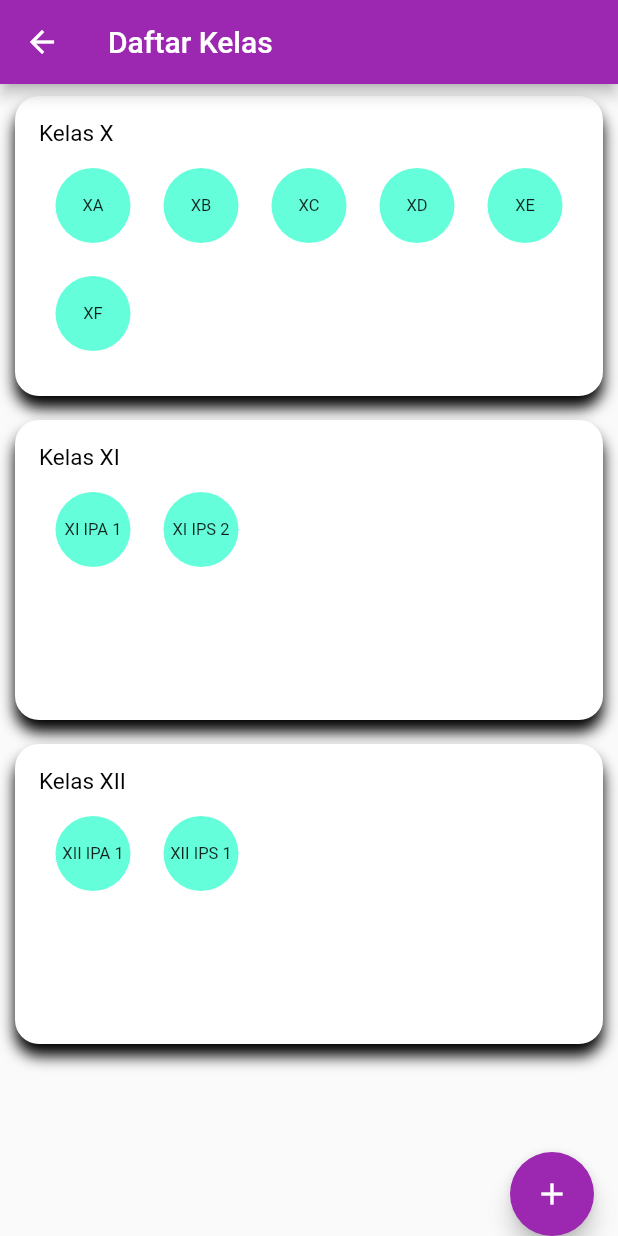
After one commit to Elvian-DissoLver/bwa_learning, a Flutter app: the ClassList screen opened by its route, on a phone screen of 412 x 824 dp. The commit adds this screen. Run offline on Flutter 3.47's test engine with Material 2 defaults, Android fonts, the phone set to English and light mode, and no system bars; our stand-ins replace flutter_svg, font_awesome_flutter; network calls fail; Roboto replaces fonts that are missing (ZillaSlab).

```diff
--- a/lib/models/Kelas.dart
+++ b/lib/models/Kelas.dart
@@ -1,14 +1,16 @@
 import 'package:flutter/cupertino.dart';
 
 class Kelas {
-  String id;
+  String idKelas;
   String className;
   int level ;
+  String idInstitution;
 
   Kelas({
-    @required this.id,
+    @required this.idKelas,
     @required this.className,
     this.level,
+    this.idInstitution
   });
 
 }
--- /dev/null
+++ b/lib/pages/admin/class_list/ClassList.dart
@@ -0,0 +1,128 @@
+import 'package:bwa_learning/scoped_models/AppModel.dart';
+import 'package:bwa_learning/models/Kelas.dart';
+import 'package:bwa_learning/widgets/class/ClassListView.dart';
+import 'package:flutter/material.dart';
+import 'package:scoped_model/scoped_model.dart';
+
+class ClassList extends StatefulWidget {
+  @override
+  State<StatefulWidget> createState() {
+    return _ClassListState();
+  }
+}
+
+class _ClassListState extends State<ClassList> {
+  List<Kelas> kelas = [];
+
+  @override
+  void initState() {
+    setState(() {
+      kelas = [
+        Kelas(
+          idKelas: '1',
+          className: 'XA',
+          level: 0,
+          idInstitution: '001'
+        ),
+        Kelas(
+          idKelas: '2',
+          className: 'XB',
+          level: 0,
+            idInstitution: '001'
+        ),
+        Kelas(
+          idKelas: '3',
+          className: 'XC',
+          level: 0,
+          idInstitution: '001'
+        ),
+        Kelas(
+          idKelas: '4',
+          className: 'XD',
+          level: 0,
+          idInstitution: '002'
+        ),
+        Kelas(
+          idKelas: '5',
+          className: 'XE',
+          level: 0,
+          idInstitution: '002'
+        ),
+        Kelas(
+          idKelas: '6',
+          className: 'XF',
+          level: 0,
+          idInstitution: '002'
+        ),
+        Kelas(
+            idKelas: '7',
+          className: 'XI IPA 1',
+          level: 1,
+          idInstitution: '001'
+        ),
+        Kelas(
+            idKelas: '8',
+          className: 'XI IPS 2',
+          level: 1,
+            idInstitution: '001'
+        ),
+        Kelas(
+            idKelas: '9',
+          className: 'XII IPA 1',
+          level: 2,
+            idInstitution: '001'
+        ),
+        Kelas(
+            idKelas: '10',
+          className: 'XII IPS 1',
+          level: 2,
+            idInstitution: '001'
+        ),
+      ];
+    });
+
+    super.initState();
+  }
+
+  Widget _buildAppBar(AppModel model) {
+    return AppBar(
+      title: Text(
+        'Daftar Kelas',
+      ),
+    );
+  }
+
+  Widget _buildPageContent(AppModel model) {
+    return Scaffold(
+      appBar: _buildAppBar(model),
+      floatingActionButtonLocation: FloatingActionButtonLocation.endDocked,
+      floatingActionButton: _buildFloatingActionButton(model),
+      body: ClassListView(kelas),
+    );
+  }
+
+  Widget _buildFloatingActionButton(AppModel model) {
+    return FloatingActionButton(
+      child: Icon(Icons.add),
+
+      onPressed: () {
+
+      },
+    );
+  }
+
+  @override
+  Widget build(BuildContext context) {
+    return ScopedModelDescendant<AppModel>(
+      builder: (BuildContext context, Widget child, AppModel model) {
+        Stack stack = Stack(
+          children: <Widget>[
+            _buildPageContent(model),
+          ],
+        );
+
+        return stack;
+      },
+    );
+  }
+}
--- a/lib/widgets/kelas/KelasCard.dart
+++ b/lib/widgets/class/ClassCard.dart
@@ -1,9 +1,10 @@
 import 'package:bwa_learning/models/Kelas.dart';
 import 'package:bwa_learning/scoped_models/AppModel.dart';
-import 'package:bwa_learning/widgets/kelas/KelasItem.dart';
 import 'package:flutter/material.dart';
 import 'package:intl/intl.dart';
 import 'package:scoped_model/scoped_model.dart';
+
+import 'ClassItem.dart';
 
 List<Color> colorList = [
   Colors.blue,
@@ -16,9 +17,9 @@ List<Color> colorList = [
   Colors.deepOrange
 ];
 
-class KelasCard extends StatelessWidget {
+class ClassCard extends StatelessWidget {
 
-  KelasCard(
+  ClassCard(
       this.kelasData,
       this.level,
       this.tingkat
@@ -76,7 +77,7 @@ class KelasCard extends StatelessWidget {
                           child: GridView.count(
                             shrinkWrap: true,
                             crossAxisCount: 5,
-                            children: ListMyWidgets()
+                            children: listMyWidgets()
                           ),
                         )
                       ],
@@ -88,14 +89,14 @@ class KelasCard extends StatelessWidget {
     );
   }
 
-  List<Widget> ListMyWidgets() {
+  List<Widget> listMyWidgets() {
 
     List<Widget> list = new List();
 
     kelasData.forEach((f) {
       if (level == f.level) {
         list.add(
-            KelasItem(
+            ClassItem(
               title: f.className,
               colorBox: Colors.tealAccent,
               onPressed: () { print(f.className +" was tapped"); },
--- a/lib/widgets/kelas/KelasItem.dart
+++ b/lib/widgets/class/ClassItem.dart
@@ -1,8 +1,8 @@
 import 'package:flutter/cupertino.dart';
 import 'package:flutter/material.dart';
 
-class KelasItem extends StatelessWidget {
-  KelasItem({this.title, this.icon, this.colorBox, this.iconColor, this.onPressed});
+class ClassItem extends StatelessWidget {
+  ClassItem({this.title, this.icon, this.colorBox, this.iconColor, this.onPressed});
   final String title;
   final IconData icon;
   final Color colorBox,iconColor;
@@ -13,7 +13,7 @@ class KelasItem extends StatelessWidget {
         children: <Widget>[
           Container(
             height: 50.0,
-            width: 90.0,
+            width: 100.0,
             decoration: BoxDecoration(
                 color: colorBox,
                 shape: BoxShape.circle
--- /dev/null
+++ b/lib/widgets/class/ClassListView.dart
@@ -0,0 +1,68 @@
+import 'package:bwa_learning/models/Kelas.dart';
+import 'package:bwa_learning/scoped_models/AppModel.dart';
+import 'package:flutter/material.dart';
+import 'package:flutter_svg/svg.dart';
+import 'package:scoped_model/scoped_model.dart';
+
+import 'ClassCard.dart';
+
+class ClassListView extends StatelessWidget {
+  final List<Kelas> kelas;
+
+  ClassListView(this.kelas);
+
+  Widget _buildEmptyText(AppModel model) {
+    String emptyText;
+
+    emptyText = 'Belum ada kelas. \r\nAyo coba buat kelas.';
+
+    Widget svg = new SvgPicture.asset(
+      'assets/img/todo_list.svg',
+      width: 200,
+    );
+
+    return Container(
+      color: Color.fromARGB(16, 0, 0, 0),
+      child: Column(
+        crossAxisAlignment: CrossAxisAlignment.stretch,
+        mainAxisAlignment: MainAxisAlignment.center,
+        children: <Widget>[
+          svg,
+          SizedBox(
+            height: 40.0,
+          ),
+          Text(
+            emptyText,
+            textAlign: TextAlign.center,
+            style: TextStyle(
+                fontSize: 20,
+                color: Colors.lightBlue
+            ),
+          ),
+        ],
+      ),
+    );
+  }
+
+  Widget _buildListView(AppModel model) {
+    return ListView.builder(
+      itemCount: 3,
+      itemBuilder: (BuildContext context, int index) {
+         return ClassCard(kelas, index, 'sma');
+      },
+    );
+  }
+
+  @override
+  Widget build(BuildContext context) {
+    return ScopedModelDescendant<AppModel>(
+      builder: (BuildContext context, Widget child, AppModel model) {
+        Widget kelasCards = kelas.length > 0
+            ? _buildListView(model)
+            : _buildEmptyText(model);
+
+        return kelasCards;
+      },
+    );
+  }
+}
--- a/pubspec.yaml
+++ b/pubspec.yaml
@@ -20,7 +20,7 @@ dependencies:
   flutter:
     sdk: flutter
   material_design_icons_flutter: ^3.2.4495
-  font_awesome_flutter: ^8.2.0
+  font_awesome_flutter:
   # The following adds the Cupertino Icons font to your application.
   # Use with the CupertinoIcons class for iOS style icons.
   cupertino_icons: ^0.1.2
@@ -28,6 +28,7 @@ dependencies:
   carousel_slider: any
   rxdart:
   intl:
+  flutter_svg:
 
 dev_dependencies:
   flutter_test:
```
Also changed, not shown: lib/main.dart (+4 -3 lines), lib/models/Student.dart (added, +20 -0 lines), lib/models/User.dart (added, +19 -0 lines), lib/pages/admin/student_list/StudentList.dart (renamed from lib/pages/admin/daftar_kelas/DaftarKelas.dart, +34 -33 lines), lib/widgets/kelas/kelasListView.dart (deleted, +0 -31 lines), lib/widgets/student/StudentCard.dart (added, +131 -0 lines), lib/widgets/student/StudentListView.dart (added, +67 -0 lines), lib/widgets/ui_elements/MenuUtama.dart (+5 -5 lines), lib/widgets/ui_elements/MenuUtamaItem.dart (+3 -4 lines), pubspec.lock.
